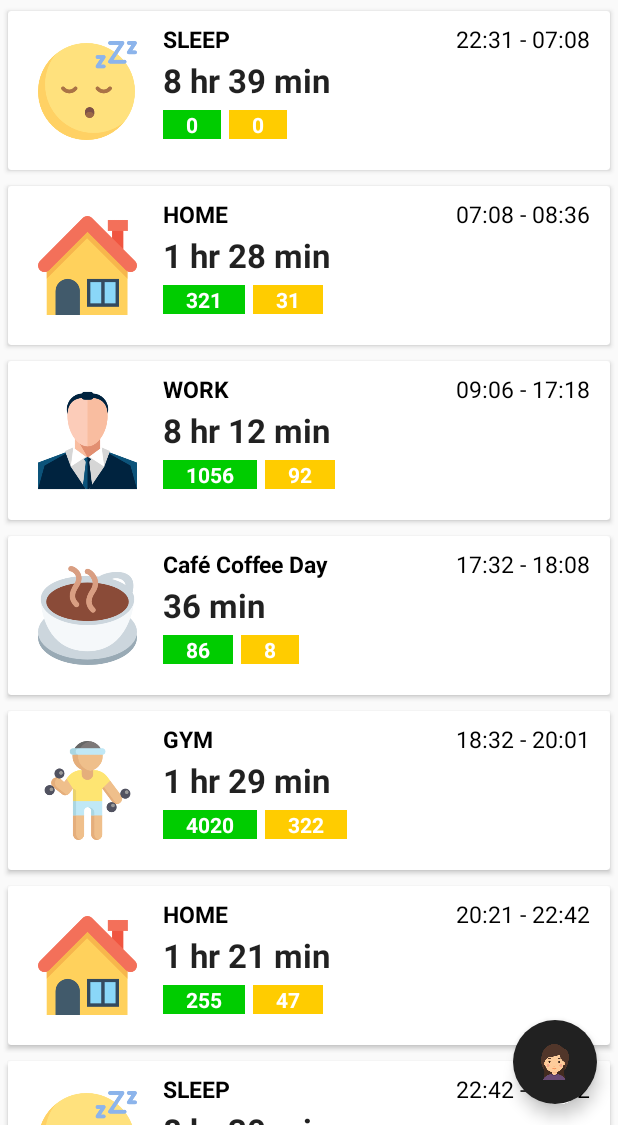
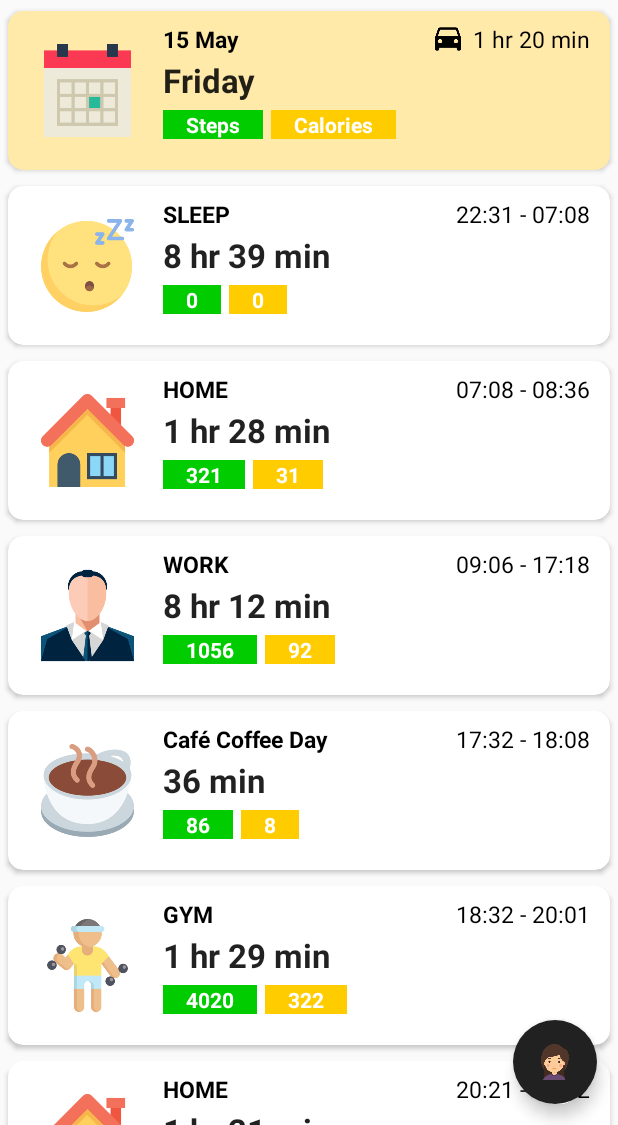
Before and after one commit to DeepakAggarwal196/life_of_pie, an Android app: the screen it shows after launch (MainActivity), on a phone screen of 412 x 824 dp, the part 111-1236 px from its top. Run offline under Robolectric (Android 15) with nearby library versions, the phone set to English and light mode, and no system bars.

Commit message:
Changes in tracker

```diff
--- a/app/src/main/java/com/example/deepak/prototype2/PageFragment.java
+++ b/app/src/main/java/com/example/deepak/prototype2/PageFragment.java
@@ -43,14 +43,26 @@ public class PageFragment extends Fragment {
             recyclerView = (RecyclerView) view1;
             recyclerView.hasFixedSize();
             recyclerView.setLayoutManager(new LinearLayoutManager(getActivity()));
+
+            productList.add(
+                    new Product(
+                            5,
+                            "15 May",
+                            "1 hr 20 min",
+                            "Friday",
+                            "Steps",
+                            "Calories",
+                            R.drawable.calendar,
+                            R.drawable.car));
+
             productList.add(
                     new Product(
                             5,
                             "SLEEP",
                             "22:31 - 07:08",
                             "8 hr 39 min",
-                            0,
-                            0,
+                            "0",
+                            "0",
                             R.drawable.sleep));
 
             productList.add(
@@ -59,8 +71,8 @@ public class PageFragment extends Fragment {
                             "HOME",
                             "07:08 - 08:36",
                             "1 hr 28 min",
-                            321,
-                            31,
+                            "321",
+                            "31",
                             R.drawable.home));
 
             productList.add(
@@ -69,8 +81,8 @@ public class PageFragment extends Fragment {
                             "WORK",
                             "09:06 - 17:18",
                             "8 hr 12 min",
-                            1056,
-                            92,
+                            "1056",
+                            "92",
                             R.drawable.businessman));
 
             productList.add(
@@ -79,8 +91,8 @@ public class PageFragment extends Fragment {
                             "Café Coffee Day",
                             "17:32 - 18:08",
                             "36 min",
-                            86,
-                            8,
+                            "86",
+                            "8",
                             R.drawable.coffee));
 
             productList.add(
@@ -89,8 +101,8 @@ public class PageFragment extends Fragment {
                             "GYM",
                             "18:32 - 20:01",
                             "1 hr 29 min",
-                            4020,
-                            322,
+                            "4020",
+                            "322",
                             R.drawable.gym));
 
             productList.add(
@@ -99,19 +111,9 @@ public class PageFragment extends Fragment {
                             "HOME",
                             "20:21 - 22:42",
                             "1 hr 21 min",
-                            255,
-                            47,
+                            "255",
+                            "47",
                             R.drawable.home));
-
-            productList.add(
-                    new Product(
-                            5,
-                            "SLEEP",
-                            "22:42 - 07:12",
-                            "8 hr 30 min",
-                            0,
-                            0,
-                            R.drawable.sleep));
             adapter = new ProductAdapter(getActivity(), productList);
             recyclerView.setAdapter(adapter);
             return view1;
--- a/app/src/main/java/com/example/deepak/prototype2/Product.java
+++ b/app/src/main/java/com/example/deepak/prototype2/Product.java
@@ -6,10 +6,11 @@ public class Product {
     private String title;
     private String timestamp;
     private String timeDuration;
-    private int steps, calories;
+    private String steps, calories;
     private int image;
+    private int imageTravel;
 
-    public Product(int id, String title, String timestamp, String timeDuration, int steps, int calories, int image) {
+    public Product(int id, String title, String timestamp, String timeDuration, String steps, String calories, int image, int imageTravel) {
         this.id = id;
         this.title = title;
         this.timestamp = timestamp;
@@ -17,6 +18,18 @@ public class Product {
         this.steps = steps;
         this.calories = calories;
         this.image = image;
+        this.imageTravel = imageTravel;
+    }
+
+    public Product(int id, String title, String timestamp, String timeDuration, String steps, String calories, int image) {
+        this.id = id;
+        this.title = title;
+        this.timestamp = timestamp;
+        this.timeDuration = timeDuration;
+        this.steps = steps;
+        this.calories = calories;
+        this.image = image;
+        this.imageTravel = -1;
     }
 
     public int getId() {
@@ -35,15 +48,20 @@ public class Product {
         return timeDuration;
     }
 
-    public int getSteps() {
+    public String getSteps() {
         return steps;
     }
 
-    public int getCalories() {
+    public String getCalories() {
         return calories;
     }
 
     public int getImage() {
         return image;
     }
+
+    public int getImageTravel()
+    {
+        return  imageTravel;
+    }
 }
--- a/app/src/main/java/com/example/deepak/prototype2/ProductAdapter.java
+++ b/app/src/main/java/com/example/deepak/prototype2/ProductAdapter.java
@@ -1,7 +1,9 @@
 package com.example.deepak.prototype2;
 
 import android.content.Context;
+import android.graphics.Color;
 import android.support.annotation.NonNull;
+import android.support.v7.widget.CardView;
 import android.support.v7.widget.RecyclerView;
 import android.view.LayoutInflater;
 import android.view.View;
@@ -32,15 +34,23 @@ public class ProductAdapter extends RecyclerView.Adapter<ProductAdapter.ProductV
     @Override
     public void onBindViewHolder(@NonNull ProductViewHolder productViewHolder, int position) {
 
+
         Product product = productList.get(position);
 
         productViewHolder.textViewTitle.setText(product.getTitle());
         productViewHolder.textViewTimestamp.setText(product.getTimestamp());
         productViewHolder.textViewTimeDuration.setText(product.getTimeDuration());
-        productViewHolder.textViewSteps.setText(String.valueOf(product.getSteps()));
-        productViewHolder.textViewCalories.setText(String.valueOf(product.getCalories()));
+        productViewHolder.textViewSteps.setText(product.getSteps());
+        productViewHolder.textViewCalories.setText(product.getCalories());
 
         productViewHolder.imageView.setImageDrawable(mCtx.getResources().getDrawable(product.getImage()));
+
+        if(product.getImageTravel() != -1)
+        {
+            ((CardView)productViewHolder.cardView).setCardBackgroundColor(Color.parseColor("#ffeaaa"));
+            productViewHolder.imageViewTravel.setImageDrawable(mCtx.getResources().getDrawable(product.getImageTravel()));
+        }
+
 
     }
 
@@ -51,18 +61,24 @@ public class ProductAdapter extends RecyclerView.Adapter<ProductAdapter.ProductV
 
     class ProductViewHolder extends RecyclerView.ViewHolder
     {
-        ImageView imageView;
+        ImageView imageView, imageViewTravel;
         TextView textViewTitle, textViewTimestamp, textViewTimeDuration, textViewSteps, textViewCalories;
+        CardView cardView;
 
         public ProductViewHolder(@NonNull View itemView) {
             super(itemView);
 
             imageView = itemView.findViewById(R.id.imageView);
+
+            imageViewTravel = itemView.findViewById(R.id.imageViewTravel);
+
             textViewTitle = itemView.findViewById(R.id.textViewTitle);
             textViewTimestamp = itemView.findViewById(R.id.textViewTimeStamp);
             textViewTimeDuration = itemView.findViewById(R.id.textViewTimeDuration);
             textViewSteps = itemView.findViewById(R.id.textViewSteps);
             textViewCalories = itemView.findViewById(R.id.textViewCalories);
+
+            cardView = itemView.findViewById(R.id.card_view);
         }
     }
 
--- a/app/src/main/res/layout/list_layout.xml
+++ b/app/src/main/res/layout/list_layout.xml
@@ -3,12 +3,15 @@
     xmlns:tools="http://schemas.android.com/tools"
     android:layout_width="match_parent"
     android:layout_height="wrap_content"
+    xmlns:app="http://schemas.android.com/apk/res-auto"
     android:orientation="vertical">
 
     <android.support.v7.widget.CardView
+        android:id="@+id/card_view"
         android:layout_width="match_parent"
         android:layout_height="wrap_content"
-        android:layout_margin="5dp">
+        android:layout_margin="5dp"
+        app:cardCornerRadius="10dp">
 
         <RelativeLayout
             android:layout_width="match_parent"
@@ -19,7 +22,7 @@
                 android:id="@+id/imageView"
                 android:layout_width="90dp"
                 android:layout_height="90dp"
-                android:padding="12dp" />
+                android:padding="14dp" />
 
             <TextView
                 android:id="@+id/textViewTitle"
@@ -31,8 +34,7 @@
                 android:textAppearance="@style/Base.TextAppearance.AppCompat.Small"
                 android:textColor="#000000"
                 android:textSize="15dp"
-                android:textStyle="bold"
-                />
+                android:textStyle="bold" />
 
             <TextView
                 android:id="@+id/textViewTimeStamp"
@@ -46,6 +48,14 @@
                 android:textColor="#000000"
                 android:textSize="15dp" />
 
+            <ImageView
+                android:id="@+id/imageViewTravel"
+                android:layout_width="25dp"
+                android:layout_height="25dp"
+                android:layout_marginRight="4dp"
+                android:layout_marginTop="-2dp"
+                android:layout_toLeftOf="@id/textViewTimeStamp"
+                android:padding="4dp" />
 
             <TextView
                 android:id="@+id/textViewTimeDuration"
```
Also changed, not shown: app/src/main/res/drawable-v21/calendar.png (added), app/src/main/res/drawable-v21/car.png (added). Lines whose indentation alone changed are shown as unchanged.
